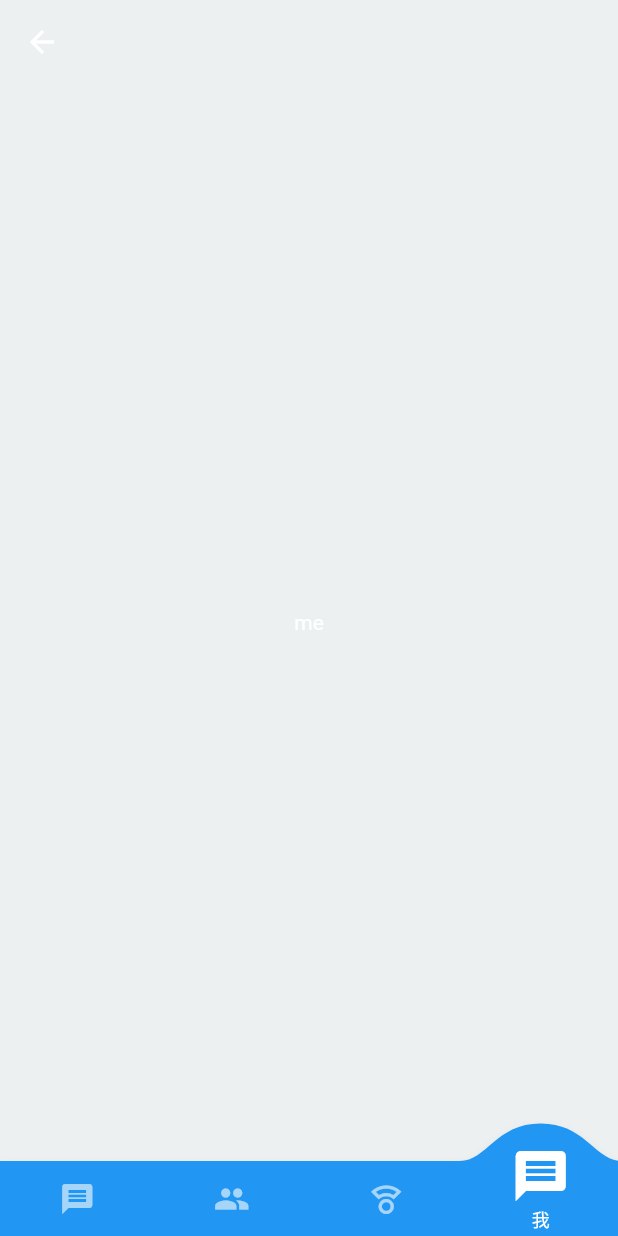
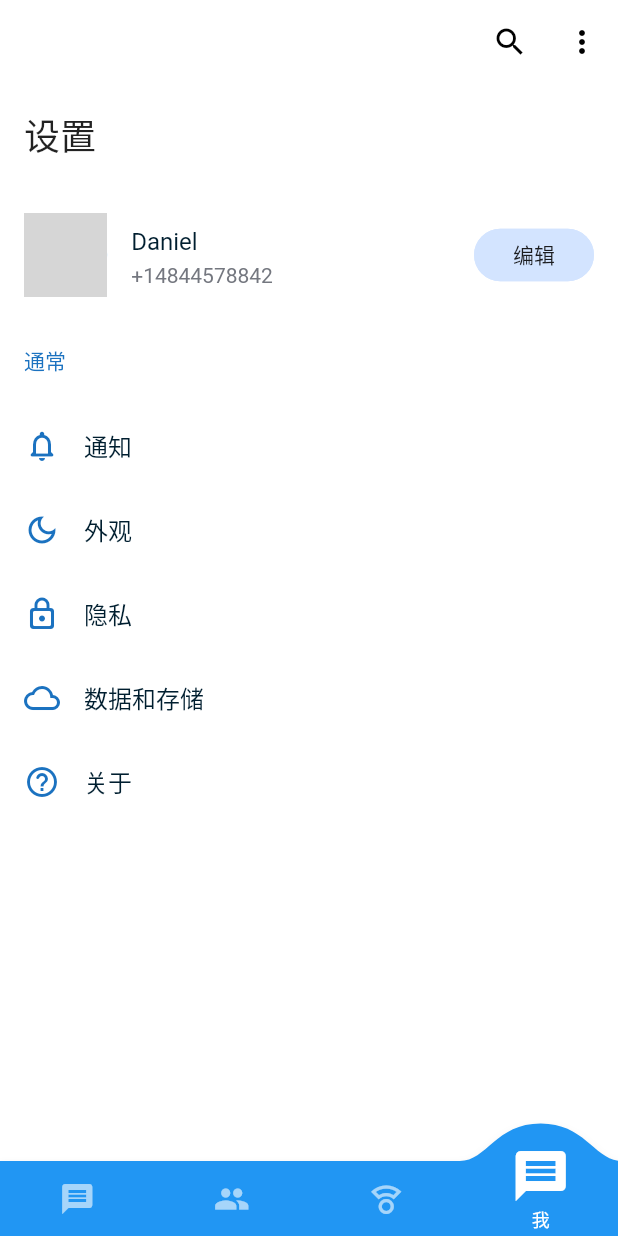
Before and after one commit to LuciferWZX/misty_chat_flutter, a Flutter app: the HomePage screen opened by its route, item 4 of the bottom bar chosen, on a phone screen of 412 x 824 dp. Run offline on Flutter 3.47's test engine with Material 2 defaults, Android fonts, the phone set to English and light mode, and no system bars; drawn by our look-alikes of convex_bottom_bar, getwidget; our stand-ins replace cookie_jar, dio, dio_cookie_manager, flutter_keyboard_visibility, flutter_slidable, get and 3 more; accounts and stored records are empty; network calls fail; grey boxes are pictures that could not be loaded.

Commit message:
feat:add setting page

```diff
--- a/lib/pages/home/index.dart
+++ b/lib/pages/home/index.dart
@@ -23,8 +23,7 @@ class _HomePageState extends State<HomePage> {
 
   @override
   Widget build(BuildContext context) {
-    return SafeArea(
-        child: Scaffold(
+    return Scaffold(
       body: pages[currentIndex],
       bottomNavigationBar: ConvexAppBar(
         style: TabStyle.flip,
@@ -40,10 +39,8 @@ class _HomePageState extends State<HomePage> {
               currentIndex = i;
             });
           }
-
         },
       ),
-        )
     );
   }
 }
--- a/lib/pages/me/index.dart
+++ b/lib/pages/me/index.dart
@@ -1,5 +1,11 @@
 import 'package:flutter/material.dart';
+import 'package:getwidget/components/button/gf_button.dart';
+import 'package:getwidget/getwidget.dart';
+import 'package:getwidget/types/gf_button_type.dart';
 import 'package:misty_chat/utils/color.util.dart';
+import 'package:misty_chat/widgets/list_item/index.dart';
+
+import '../../widgets/normal_list_item/index.dart';
 
 class MePage extends StatefulWidget {
   const MePage({Key? key}) : super(key: key);
@@ -11,14 +17,108 @@ class MePage extends StatefulWidget {
 class _MePageState extends State<MePage> {
   @override
   Widget build(BuildContext context) {
+    Color iconColor = ColorsUtil.hexStringColor("#1B72C0");
     return Scaffold(
       appBar: AppBar(
         elevation: 0,
         backgroundColor: Colors.transparent,
+        actions: [
+          IconButton(
+              onPressed: (){},
+              color: Colors.black,
+              icon: const Icon(Icons.search)
+          ),
+          IconButton(
+              onPressed: (){},
+              color: Colors.black,
+              icon: const Icon(Icons.more_vert)
+          )
+        ],
       ),
-      backgroundColor: ColorsUtil.hexStringColor("#ecf0f1"),
-      body: Center(
-        child: Text("me",style: TextStyle(color: Colors.white),),
+      backgroundColor: Colors.white,
+      body: Flex(
+        direction: Axis.vertical,
+        crossAxisAlignment: CrossAxisAlignment.start,
+        children: [
+          buildTitle(),
+          Expanded(
+            child: ListView(
+              children: [
+                buildUserInfo(),
+                buildSubtitle(),
+                NormalListItem(
+                  onTap: (){},
+                  prefix: Icon(Icons.notifications_none_rounded,color: iconColor),
+                  title: "通知",
+                ), NormalListItem(
+                  onTap: (){},
+                  prefix: Icon(Icons.dark_mode_outlined,color: iconColor),
+                  title: "外观",
+                ), NormalListItem(
+                  onTap: (){},
+                  prefix: Icon(Icons.lock_outline_rounded,color: iconColor),
+                  title: "隐私",
+                ),NormalListItem(
+                  onTap: (){},
+                  prefix: Icon(Icons.cloud_queue_rounded,color: iconColor),
+                  title: "数据和存储",
+                ),NormalListItem(
+                  onTap: (){},
+                  prefix: Icon(Icons.help_outline_rounded,color: iconColor),
+                  title: "关于",
+                )
+              ],
+            )
+          )
+        ],
+      )
+    );
+  }
+
+  Widget buildTitle(){
+    return const Padding(
+      padding: EdgeInsets.only(left: 16,top: 16,right: 16,bottom: 20),
+      child:  Text(
+          "设置",
+          style: TextStyle(
+              fontWeight: FontWeight.w500,
+              fontSize: 24
+          )),
+    );
+  }
+  Widget buildUserInfo(){
+    String src = "https://img2.baidu.com/it/u=3650686799,1942032122&fm=253&app=138&size=w931&n=0&f=JPEG&fmt=auto?sec=1668790800&t=2c279653d74e825ccda477205f73f7d7";
+    String title="Daniel";
+    String desc ="+14844578842";
+    return(
+        ListItem(
+          imgSrc: src,
+          title: title,
+          desc: desc,
+          action: GFButton(
+            onPressed: (){},
+            shape: GFButtonShape.pills,
+            color: ColorsUtil.hexStringColor("#D3E4FF"),
+            textStyle: TextStyle(
+              color: ColorsUtil.hexStringColor("#1B1C1F"),
+              fontWeight: FontWeight.w500
+            ),
+            text: "编辑",
+          ),
+        )
+    );
+  }
+
+  Widget buildSubtitle(){
+    return Padding(
+      padding: const EdgeInsets.fromLTRB(16, 18, 16, 18),
+      child: Text(
+        "通常",
+        style: TextStyle(
+          color: ColorsUtil.hexStringColor("#1B72C0"),
+          fontWeight: FontWeight.w500,
+          fontSize: 14
+        )
       ),
     );
   }
--- a/lib/pages/message/index.dart
+++ b/lib/pages/message/index.dart
@@ -19,7 +19,9 @@ class _MessagePageState extends State<MessagePage> {
 
   @override
   Widget build(BuildContext context) {
-
+    String src = "https://img2.baidu.com/it/u=3650686799,1942032122&fm=253&app=138&size=w931&n=0&f=JPEG&fmt=auto?sec=1668790800&t=2c279653d74e825ccda477205f73f7d7";
+    String title="leon";
+    String desc ="what do you think?what do you think?what do you think?what do you think?";
     return Scaffold(
       appBar: AppBar(
         backgroundColor: ColorsUtil.hexStringColor("#FCFCFF"),
@@ -29,17 +31,17 @@ class _MessagePageState extends State<MessagePage> {
       backgroundColor: ColorsUtil.hexStringColor("#FCFCFF"),
       body:SlidableAutoCloseBehavior(
         child:  ListView(
-          children: const [
-            ListItem(),
-            ListItem(),
-            ListItem(),
-            ListItem(),
-            ListItem(),
-            ListItem(),
-            ListItem(),
-            ListItem(),
-            ListItem(),
-            SizedBox(height: 10)
+          children: [
+            ListItem(imgSrc: src,title: title,desc: desc,),
+            ListItem(imgSrc: src,title: title,desc: desc),
+            ListItem(imgSrc: src,title: title,desc: desc),
+            ListItem(imgSrc: src,title: title,desc: desc),
+            ListItem(imgSrc: src,title: title,desc: desc),
+            ListItem(imgSrc: src,title: title,desc: desc),
+            ListItem(imgSrc: src,title: title,desc: desc),
+            ListItem(imgSrc: src,title: title,desc: desc),
+            ListItem(imgSrc: src,title: title,desc: desc),
+            const SizedBox(height: 10)
           ],
         ),
       )
--- a/lib/widgets/list_item/index.dart
+++ b/lib/widgets/list_item/index.dart
@@ -1,12 +1,23 @@
 import 'package:flutter/material.dart';
 import 'package:flutter_slidable/flutter_slidable.dart';
 import 'package:getwidget/components/avatar/gf_avatar.dart';
-import 'package:getwidget/components/badge/gf_badge.dart';
 
 import '../../utils/color.util.dart';
 
 class ListItem extends StatefulWidget {
-  const ListItem({Key? key}) : super(key: key);
+  final bool slidable;
+  final String imgSrc;
+  final String title;
+  final String desc;
+  final Widget? action;
+  const ListItem({
+    Key? key ,
+    this.slidable = false,
+    this.title = "",
+    this.desc = "",
+    this.action,
+    required this.imgSrc
+  }) : super(key: key);
 
   @override
   State<ListItem> createState() => _ListItemState();
@@ -15,31 +26,35 @@ class ListItem extends StatefulWidget {
 class _ListItemState extends State<ListItem> {
   @override
   Widget build(BuildContext context) {
-    return buildSlidable(
-      child: Container(
+    if(widget.slidable){
+      return buildSlidable();
+    }
+    return buildListItem();
+  }
+  Widget buildListItem(){
+    return Container(
       padding: const EdgeInsets.only(left: 16,top: 14,right: 16,bottom: 14),
       child: Flex(
         direction: Axis.horizontal,
+        // crossAxisAlignment: CrossAxisAlignment.center,
         children:  [
-            const GFAvatar(
-                size: 56,
-                backgroundImage:NetworkImage("https://img2.baidu.com/it/u=3650686799,1942032122&fm=253&app=138&size=w931&n=0&f=JPEG&fmt=auto?sec=1668790800&t=2c279653d74e825ccda477205f73f7d7")
+          GFAvatar(
+              size: 37,
+              backgroundImage:NetworkImage(widget.imgSrc)
           ),
           const SizedBox(width: 16),
           buildInfo(),
           const SizedBox(width: 16),
-            buildDetail()
+          widget.action!=null?buildAction():buildDetail()
         ],
       ),
-      )
     );
   }
-  Widget buildSlidable({required Widget child}){
+
+  Widget buildSlidable(){
     return Slidable(
-
       key: const ValueKey(1),
-        child: child,
-
+      child: buildListItem(),
       startActionPane: ActionPane(
         motion:  const DrawerMotion(),
         // A pane can dismiss the Slidable.
@@ -101,22 +116,30 @@ class _ListItemState extends State<ListItem> {
   Widget buildInfo(){
     return(
       Expanded(
+        child: Container(
+          constraints: const BoxConstraints(
+            minHeight: 56
+          ),
           child: Flex(
             direction: Axis.vertical,
             crossAxisAlignment: CrossAxisAlignment.start,
+            mainAxisAlignment: MainAxisAlignment.center,
             children: [
-            Text("Bryan",style: TextStyle(
+              Text(widget.title,style: TextStyle(
                   fontSize: 16,
                   fontWeight: FontWeight.w400,
                   color: ColorsUtil.hexStringColor("#001E2F"),
+                  height: 1.5
               ),),
-            Text("what do you think?what do you think?what do you think?what do you think?",style: TextStyle(
+              Text(widget.desc,style: TextStyle(
                   fontSize: 14,
                   fontWeight: FontWeight.w400,
                   overflow: TextOverflow.ellipsis,
                   color: ColorsUtil.hexStringColor("#74777F"),
+                  height: 1.5
               )),
             ],
+          ),
         ),
       )
     );
@@ -157,4 +180,7 @@ class _ListItemState extends State<ListItem> {
       )
     );
   }
+  Widget buildAction(){
+    return widget.action as Widget;
   }
+}
--- /dev/null
+++ b/lib/widgets/normal_list_item/index.dart
@@ -0,0 +1,62 @@
+import 'package:flutter/material.dart';
+import 'package:misty_chat/utils/color.util.dart';
+
+class NormalListItem extends StatefulWidget {
+  final Widget? prefix;
+  final Widget? suffix;
+  final String title ;
+  final VoidCallback? onTap;
+  const NormalListItem({
+    Key? key,
+    this.prefix,
+    this.title="",
+    this.suffix,
+    this.onTap,
+  }) : super(key: key);
+
+  @override
+  State<NormalListItem> createState() => _NormalListItemState();
+}
+
+class _NormalListItemState extends State<NormalListItem> {
+  @override
+  Widget build(BuildContext context) {
+    return InkWell(
+      onTap: widget.onTap,
+      child: Padding(
+        padding: const EdgeInsets.all(16),
+        child:Flex(
+          direction: Axis.horizontal,
+          children: [
+            buildPrefix(),
+            const SizedBox(width: 16),
+            Expanded(
+                child: Text(
+                  widget.title,
+                  overflow: TextOverflow.ellipsis,
+                  style: TextStyle(
+                    fontSize: 16,
+                    fontWeight: FontWeight.w400,
+                    color: ColorsUtil.hexStringColor("#001E2F")
+                  ),
+                )
+            ),
+            buildSuffix()
+          ],
+        ) ,
+      ),
+    );
+  }
+  Widget buildPrefix(){
+    if(widget.prefix!=null){
+      return widget.prefix as Widget;
+    }
+    return Container();
+  }
+  Widget buildSuffix(){
+    if(widget.suffix!=null){
+      return widget.suffix as Widget;
+    }
+    return Container();
+  }
+}
```
Also changed, not shown: 1 other file. Lines whose indentation alone changed are shown as unchanged.
